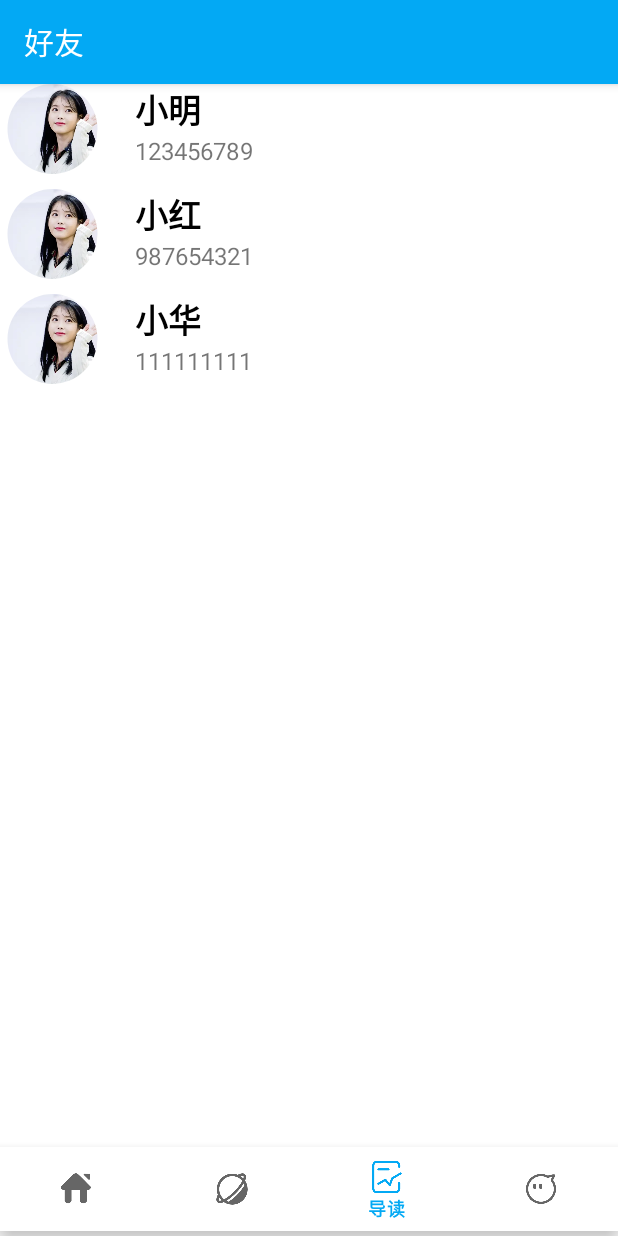
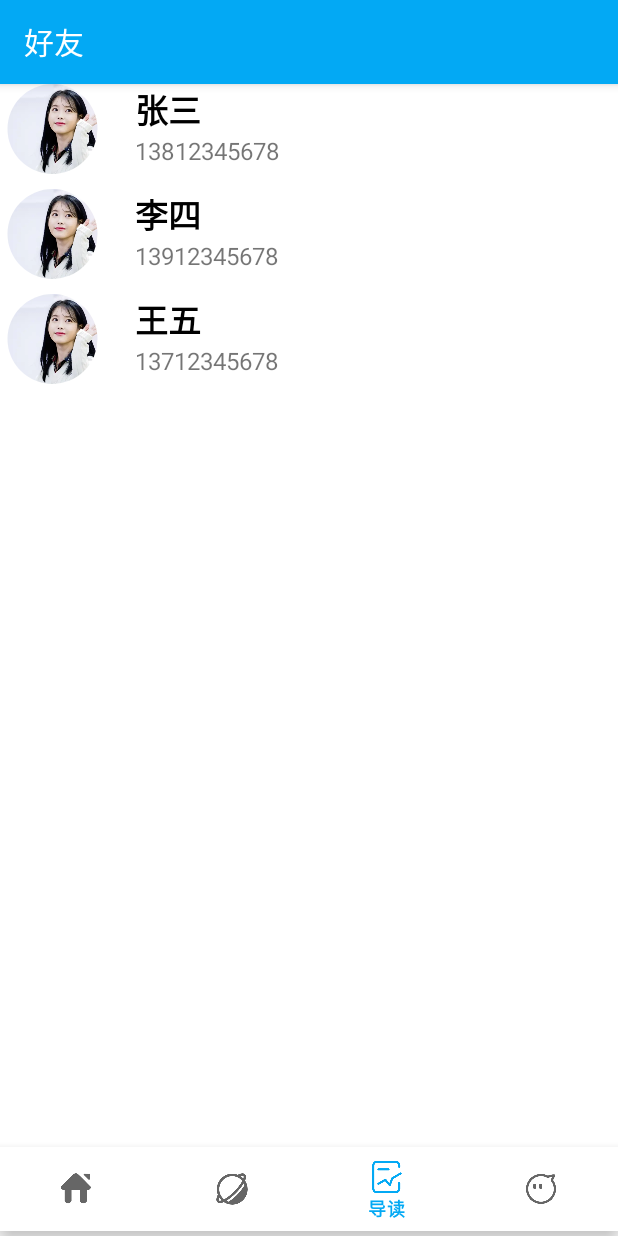
Before and after one commit to chase-wjj/Android-app, an Android app: the FriendFragment screen opened through its navigation route, on a phone screen of 412 x 824 dp. Run offline under Robolectric (Android 15) with nearby library versions, the phone set to English and light mode, and no system bars; our stand-ins replace CircleImageView, navigation-ui.

```diff
--- a/wwwork/app/src/main/java/org/tsinghua/todoapp/FriendFragment.java
+++ b/wwwork/app/src/main/java/org/tsinghua/todoapp/FriendFragment.java
@@ -1,9 +1,11 @@
 package org.tsinghua.todoapp;
 
+import android.content.Intent;
 import android.os.Bundle;
 import android.view.LayoutInflater;
 import android.view.View;
 import android.view.ViewGroup;
+import android.widget.AdapterView;
 import android.widget.ListView;
 
 import androidx.fragment.app.Fragment;
@@ -13,25 +15,41 @@ import java.util.List;
 
 
 public class FriendFragment extends Fragment {
-
-    private List<Friend> friendList;
-    private ListView friendListView;
+    private List<Friend> friendList = new ArrayList<Friend>();
 
     @Override
     public View onCreateView(LayoutInflater inflater, ViewGroup container,
                              Bundle savedInstanceState) {
-        View rootView = inflater.inflate(R.layout.fragment_friend, container, false);
+        View view = inflater.inflate(R.layout.fragment_friend, container, false);
 
-        friendListView = rootView.findViewById(R.id.friend_list);
+        initFriendList();
 
-        friendList = new ArrayList<Friend>();
-        friendList.add(new Friend("小明", "123456789", R.drawable.person));
-        friendList.add(new Friend("小红", "987654321", R.drawable.person));
-        friendList.add(new Friend("小华", "111111111", R.drawable.person));
-
-        FriendAdapter adapter = new FriendAdapter(getContext(), friendList);
+        FriendAdapter adapter = new FriendAdapter(getActivity(), friendList);
+        ListView friendListView = (ListView) view.findViewById(R.id.friend_list);
         friendListView.setAdapter(adapter);
 
-        return rootView;
+        friendListView.setOnItemClickListener(new AdapterView.OnItemClickListener() {
+            @Override
+            public void onItemClick(AdapterView<?> parent, View view, int position, long id) {
+                Friend friend = friendList.get(position);
+                String friendName = friend.getName();
+                String friendPhoneNumber = friend.getPhoneNumber();
+                Intent intent = new Intent(getActivity(), ChatActivity.class);
+                intent.putExtra("friendName", friendName);
+                intent.putExtra("friendPhoneNumber", friendPhoneNumber);
+                startActivity(intent);
+            }
+        });
+
+        return view;
+    }
+
+    private void initFriendList() {
+        Friend friend1 = new Friend("张三", "13812345678", R.drawable.person);
+        friendList.add(friend1);
+        Friend friend2 = new Friend("李四", "13912345678", R.drawable.person);
+        friendList.add(friend2);
+        Friend friend3 = new Friend("王五", "13712345678", R.drawable.person);
+        friendList.add(friend3);
     }
 }
```
Also changed, not shown: wwwork/app/src/main/AndroidManifest.xml (+7 -0 lines).
